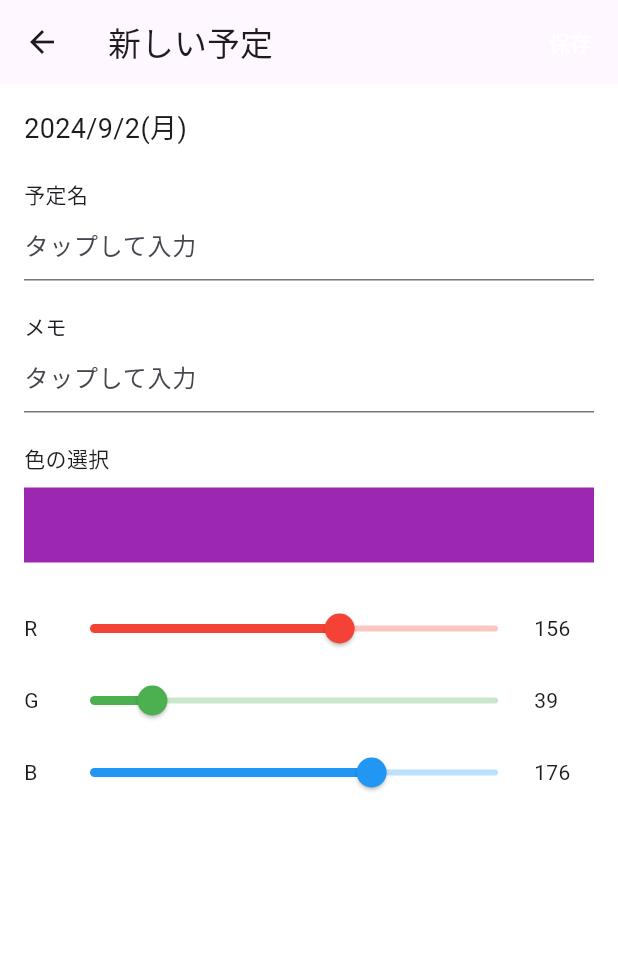
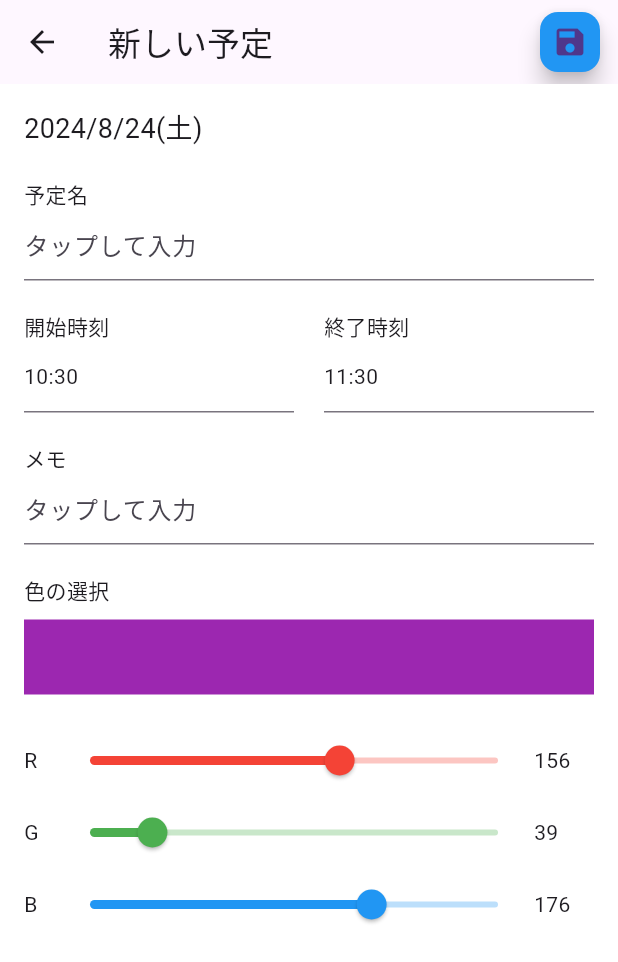
Before and after one commit to fukai0116/spajam2024, a Flutter app: the screen it shows after launch, after a tap on the "add" icon, on a phone screen of 412 x 824 dp. Shown: the top 962 px of the screen. Run offline on Flutter 3.47's test engine with Material 3 defaults, Android fonts, the phone set to English and light mode, and no system bars.

Commit message:
タスク入力画面の変更

```diff
--- a/lib/input.dart
+++ b/lib/input.dart
@@ -1,4 +1,6 @@
 import 'package:flutter/material.dart';
+import 'package:flutter_localizations/flutter_localizations.dart';
+import 'package:intl/intl.dart';
 
 class InputPage extends StatefulWidget {
   @override
@@ -9,6 +11,9 @@ class _InputPageState extends State<InputPage> {
   String eventName = '';
   String memo = '';
   Color selectedColor = Colors.purple;
+  DateTime selectedDate = DateTime.now();
+  TimeOfDay startTime = TimeOfDay.now();
+  TimeOfDay endTime = TimeOfDay.now().replacing(hour: TimeOfDay.now().hour + 1);
 
   @override
   Widget build(BuildContext context) {
@@ -20,12 +25,17 @@ class _InputPageState extends State<InputPage> {
         ),
         title: Text('新しい予定'),
         actions: [
-          TextButton(
-            child: Text('保存', style: TextStyle(color: Colors.white)),
-            onPressed: () {
-              // TODO: 保存ロジックを実装
-              Navigator.of(context).pop();
-            },
+          Padding(
+            padding: const EdgeInsets.all(8.0),
+            child: FloatingActionButton(
+              child: Icon(Icons.save),
+              onPressed: () {
+                // TODO: 保存ロジックを実装
+                Navigator.of(context).pop();
+              },
+              backgroundColor: Colors.blue,
+              mini: true,
+            ),
           ),
         ],
       ),
@@ -34,7 +44,10 @@ class _InputPageState extends State<InputPage> {
         child: Column(
           crossAxisAlignment: CrossAxisAlignment.start,
           children: [
-            Text('2024/9/2(月)', style: TextStyle(fontSize: 18)),
+            Text(
+              DateFormat('yyyy/M/d(E)', 'ja_JP').format(selectedDate),
+              style: TextStyle(fontSize: 18),
+            ),
             SizedBox(height: 20),
             Text('予定名'),
             TextField(
@@ -43,6 +56,46 @@ class _InputPageState extends State<InputPage> {
                 border: UnderlineInputBorder(),
               ),
               onChanged: (value) => setState(() => eventName = value),
+            ),
+            SizedBox(height: 20),
+            Row(
+              children: [
+                Expanded(
+                  child: Column(
+                    crossAxisAlignment: CrossAxisAlignment.start,
+                    children: [
+                      Text('開始時刻'),
+                      InkWell(
+                        onTap: () => _selectTime(context, true),
+                        child: InputDecorator(
+                          decoration: InputDecoration(
+                            border: UnderlineInputBorder(),
+                          ),
+                          child: Text(startTime.format(context)),
+                        ),
+                      ),
+                    ],
+                  ),
+                ),
+                SizedBox(width: 20),
+                Expanded(
+                  child: Column(
+                    crossAxisAlignment: CrossAxisAlignment.start,
+                    children: [
+                      Text('終了時刻'),
+                      InkWell(
+                        onTap: () => _selectTime(context, false),
+                        child: InputDecorator(
+                          decoration: InputDecoration(
+                            border: UnderlineInputBorder(),
+                          ),
+                          child: Text(endTime.format(context)),
+                        ),
+                      ),
+                    ],
+                  ),
+                ),
+              ],
             ),
             SizedBox(height: 20),
             Text('メモ'),
@@ -64,6 +117,22 @@ class _InputPageState extends State<InputPage> {
         ),
       ),
     );
+  }
+
+  Future<void> _selectTime(BuildContext context, bool isStart) async {
+    final TimeOfDay? picked = await showTimePicker(
+      context: context,
+      initialTime: isStart ? startTime : endTime,
+    );
+    if (picked != null) {
+      setState(() {
+        if (isStart) {
+          startTime = picked;
+        } else {
+          endTime = picked;
+        }
+      });
+    }
   }
 }
 
--- a/lib/main.dart
+++ b/lib/main.dart
@@ -1,8 +1,12 @@
 import 'package:flutter/material.dart';
+import 'package:flutter_localizations/flutter_localizations.dart';
+import 'package:intl/date_symbol_data_local.dart';
 import 'dart:math';
-import 'input.dart'; // 新しく追加
+import 'input.dart';
 
-void main() {
+void main() async {
+  WidgetsFlutterBinding.ensureInitialized();
+  await initializeDateFormatting('ja_JP', null);
   runApp(MyApp());
 }
 
@@ -15,6 +19,14 @@ class MyApp extends StatelessWidget {
         primarySwatch: Colors.blue,
         scaffoldBackgroundColor: Colors.white,
       ),
+      localizationsDelegates: [
+        GlobalMaterialLocalizations.delegate,
+        GlobalWidgetsLocalizations.delegate,
+        GlobalCupertinoLocalizations.delegate,
+      ],
+      supportedLocales: [
+        const Locale('ja', 'JP'),
+      ],
       home: ClockScreen(),
     );
   }
@@ -122,18 +134,18 @@ class _ClockScreenState extends State<ClockScreen> {
 
   String _getMonthName(int month) {
     const monthNames = [
-      'Jan',
-      'Feb',
-      'Mar',
-      'Apr',
-      'May',
-      'Jun',
-      'Jul',
-      'Aug',
-      'Sep',
-      'Oct',
-      'Nov',
-      'Dec'
+      '1月',
+      '2月',
+      '3月',
+      '4月',
+      '5月',
+      '6月',
+      '7月',
+      '8月',
+      '9月',
+      '10月',
+      '11月',
+      '12月'
     ];
     return monthNames[month - 1];
   }
```
Also changed, not shown: pubspec.yaml (+4 -3 lines), pubspec.lock.
